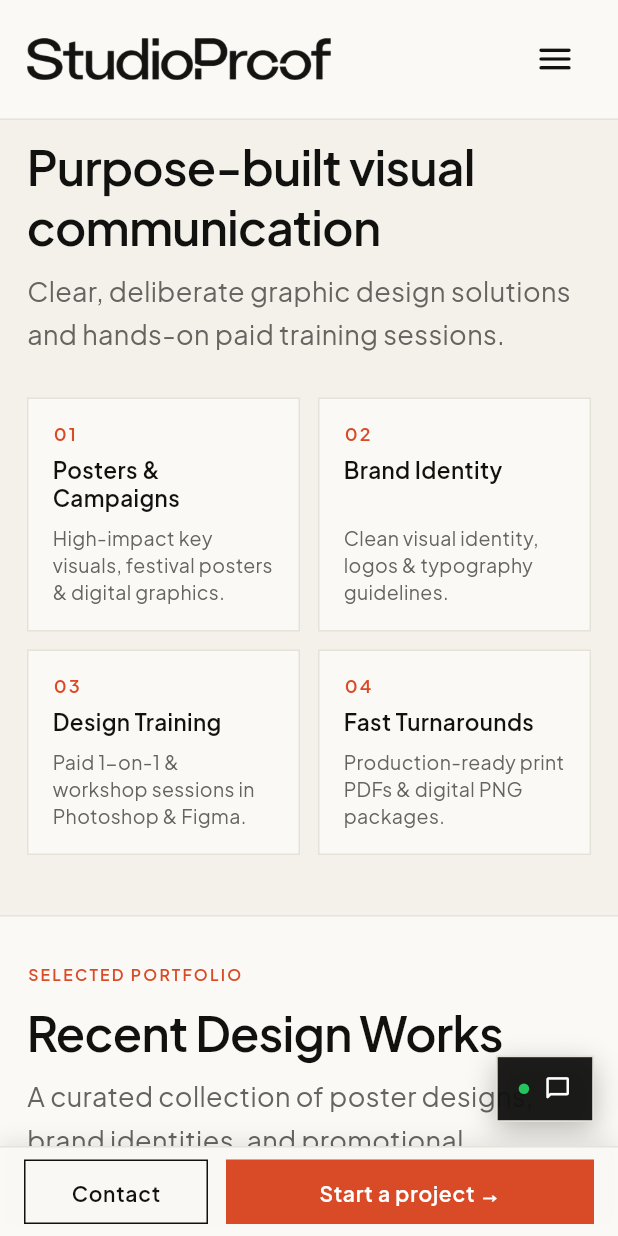
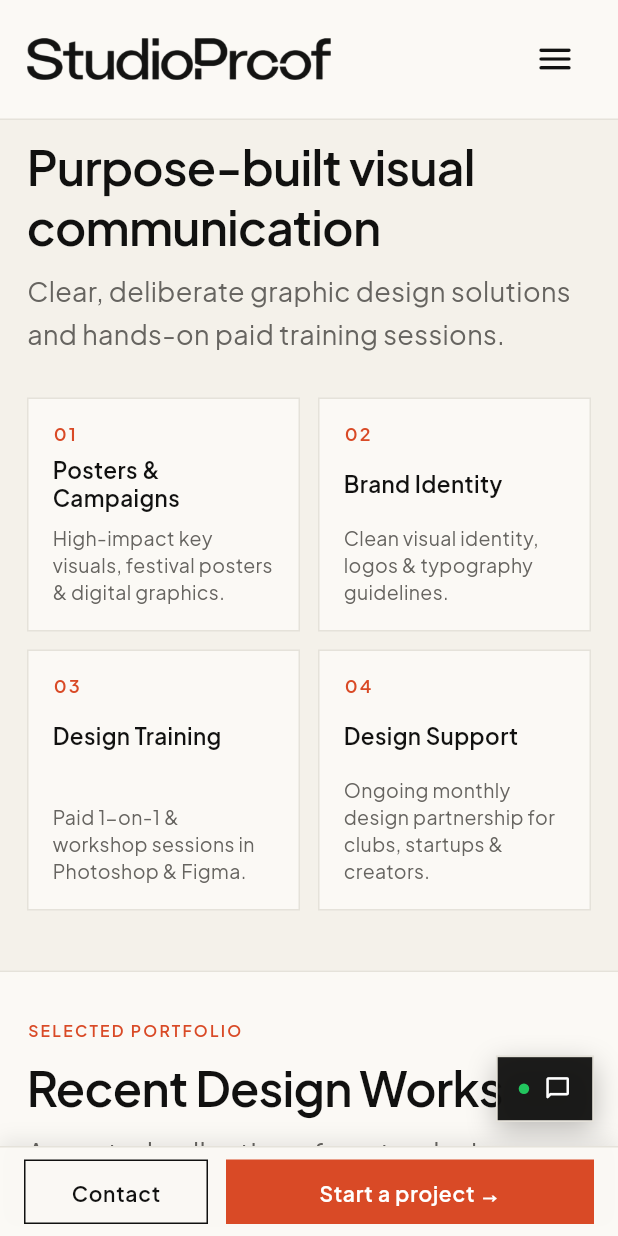
Before and after one commit to vishnu-vsgit/studioproof, a Flutter app: the screen it shows after launch, scrolled down 576 dp, on a phone screen of 412 x 824 dp. Run offline on Flutter 3.47's test engine with Material 3 defaults, Android fonts, the phone set to English and light mode, and no system bars; our stand-ins replace go_router, google_fonts.

Commit message:
skelton update

```diff
--- a/lib/screens/home/home_screen.dart
+++ b/lib/screens/home/home_screen.dart
@@ -311,9 +311,9 @@ class HomeScreen extends StatelessWidget {
                                 Expanded(
                                   child: _HighlightCard(
                                     number: '04',
-                                    title: 'Fast Turnarounds',
+                                    title: 'Design Support',
                                     description:
-                                        'Production-ready print PDFs & digital PNG packages.',
+                                        'Ongoing monthly design partnership for clubs, startups & creators.',
                                     isCompact: true,
                                   ),
                                 ),
@@ -357,9 +357,9 @@ class HomeScreen extends StatelessWidget {
                             Expanded(
                               child: _HighlightCard(
                                 number: '04',
-                                title: 'Fast Turnarounds',
+                                title: 'Design Support',
                                 description:
-                                    'Efficient turnaround times with complete production-ready print PDFs and digital PNG packages.',
+                                    'Ongoing monthly design partnership for campus clubs, startups, and creators needing regular visuals.',
                               ),
                             ),
                           ],
@@ -1055,6 +1055,7 @@ class _HighlightCard extends StatelessWidget {
     final isDark = Theme.of(context).brightness == Brightness.dark;
 
     return Container(
+      constraints: isCompact ? const BoxConstraints(minHeight: 154) : null,
       padding: EdgeInsets.all(isCompact ? 16.0 : 28.0),
       decoration: BoxDecoration(
         color: isDark ? AppColors.bgDark : AppColors.bgLight,
@@ -1076,7 +1077,12 @@ class _HighlightCard extends StatelessWidget {
                 style: AppTypography.labelUppercase(color: AppColors.accent),
               ),
               SizedBox(height: isCompact ? 8 : 16),
-              Text(
+              Container(
+                constraints: isCompact
+                    ? const BoxConstraints(minHeight: 38)
+                    : null,
+                alignment: Alignment.centerLeft,
+                child: Text(
                   title,
                   style: isCompact
                       ? AppTypography.heading3(
@@ -1088,6 +1094,7 @@ class _HighlightCard extends StatelessWidget {
                           color: isDark
                               ? AppColors.textPrimaryDark
                               : AppColors.textPrimaryLight,
+                        ),
                 ),
               ),
             ],
--- a/lib/widgets/common/skeleton_loader.dart
+++ b/lib/widgets/common/skeleton_loader.dart
@@ -120,7 +120,6 @@ class PageSkeleton extends StatelessWidget {
                           width: 8,
                           height: 8,
                           borderRadius: 4,
-                          customColor: AppColors.accent,
                         ),
                         SizedBox(width: 10),
                         SkeletonBox(width: 120, height: 12),
@@ -185,7 +184,6 @@ class PageSkeleton extends StatelessWidget {
                     const SkeletonBox(
                       width: 100,
                       height: 12,
-                      customColor: AppColors.accent,
                     ),
                     const SizedBox(height: 12),
                     SkeletonBox(
@@ -256,7 +254,6 @@ class PageSkeleton extends StatelessWidget {
                     const SkeletonBox(
                       width: 140,
                       height: 12,
-                      customColor: AppColors.accent,
                     ),
                     const SizedBox(height: 12),
                     SkeletonBox(
@@ -336,7 +333,6 @@ class ServicesSkeleton extends StatelessWidget {
                   const SkeletonBox(
                     width: 32,
                     height: 24,
-                    customColor: AppColors.accent,
                   ),
                   const SizedBox(width: 16),
                   const Expanded(
```
Also changed, not shown: 1 other file. Lines whose indentation alone changed are shown as unchanged.
